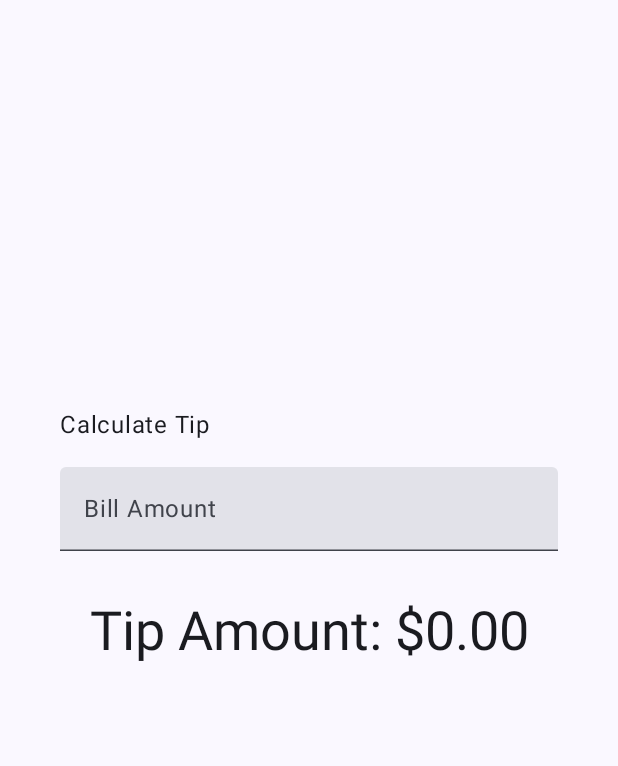
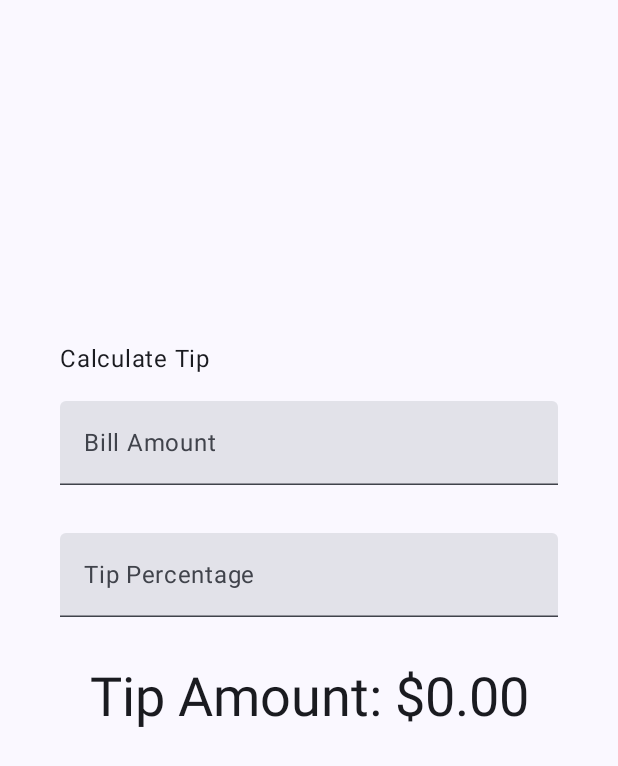
Before and after one commit to dlwngud/compose, an Android app built with Jetpack Compose: the screen it shows after launch (MainActivity), on a phone screen of 412 x 824 dp. Shown: the top 766 px of the screen. Run offline under Robolectric (Android 15) with nearby library versions, the phone set to English and light mode, and no system bars.

Commit message:
[feat] 팁 계산 앱 구현 팁 비율 텍스트 필드 추가

```diff
--- a/tiptime/src/main/java/com/wngud/tiptime/MainActivity.kt
+++ b/tiptime/src/main/java/com/wngud/tiptime/MainActivity.kt
@@ -3,6 +3,7 @@ package com.wngud.tiptime
 import android.os.Bundle
 import androidx.activity.ComponentActivity
 import androidx.activity.compose.setContent
+import androidx.annotation.StringRes
 import androidx.compose.foundation.layout.Arrangement
 import androidx.compose.foundation.layout.Column
 import androidx.compose.foundation.layout.Spacer
@@ -55,8 +56,11 @@ class MainActivity : ComponentActivity() {
 @Composable
 fun TipTimeLayout() {
     var amountInput by remember { mutableStateOf("") }
+    var tipInput by remember { mutableStateOf("") }
+
     val amount = amountInput.toDoubleOrNull() ?: 0.0
-    val tip = calculateTip(amount)
+    val tipPercent = tipInput.toDoubleOrNull() ?: 0.0
+    val tip = calculateTip(amount, tipPercent)
 
     Column(
         modifier = Modifier
@@ -74,8 +78,17 @@ fun TipTimeLayout() {
                 .align(alignment = Alignment.Start)
         )
         EditNumberField(
+            label = R.string.bill_amount,
             value = amountInput,
             onValueChange = { amountInput = it },
+            modifier = Modifier
+                .padding(bottom = 32.dp)
+                .fillMaxWidth()
+        )
+        EditNumberField(
+            label = R.string.how_was_the_service,
+            value = tipInput,
+            onValueChange = { tipInput = it },
             modifier = Modifier
                 .padding(bottom = 32.dp)
                 .fillMaxWidth()
@@ -91,6 +104,7 @@ fun TipTimeLayout() {
 @OptIn(ExperimentalMaterial3Api::class)
 @Composable
 fun EditNumberField(
+    @StringRes label: Int,
     value: String,
     onValueChange: (String) -> Unit,
     modifier: Modifier = Modifier
@@ -98,7 +112,7 @@ fun EditNumberField(
     TextField(
         value = value,
         onValueChange = onValueChange,
-        label = { Text(stringResource(id = R.string.bill_amount)) },
+        label = { Text(stringResource(id = label)) },
         singleLine = true,
         keyboardOptions = KeyboardOptions(keyboardType = KeyboardType.Number),
         modifier = modifier
@@ -113,7 +127,7 @@ fun GreetingPreview() {
     }
 }
 
-private fun calculateTip(amount: Double, tipPercent: Double = 15.0): String {
+private fun  calculateTip(amount: Double, tipPercent: Double = 15.0): String {
     val tip = tipPercent / 100 * amount
     return NumberFormat.getCurrencyInstance().format(tip)
 }
--- a/tiptime/src/main/res/values/strings.xml
+++ b/tiptime/src/main/res/values/strings.xml
@@ -3,4 +3,6 @@
     <string name="calculate_tip">Calculate Tip</string>
     <string name="bill_amount">Bill Amount</string>
     <string name="tip_amount">Tip Amount: %s</string>
+    <string name="how_was_the_service">Tip Percentage</string>
+    <string name="round_up_tip">Round up tip?</string>
 </resources>
```
